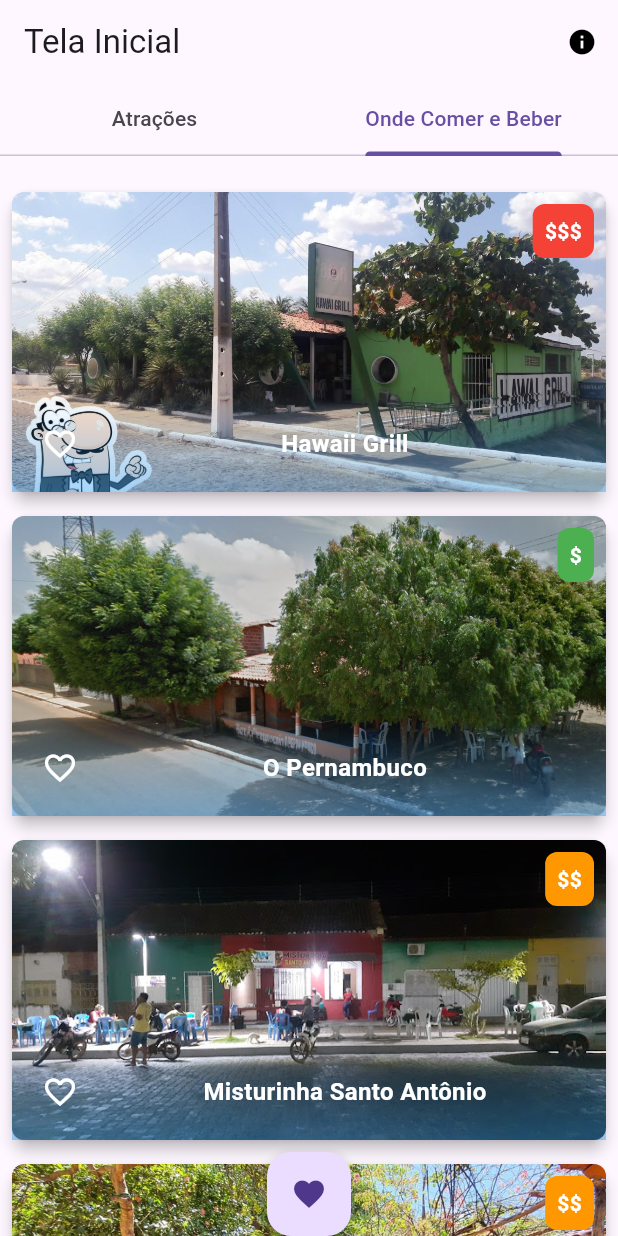
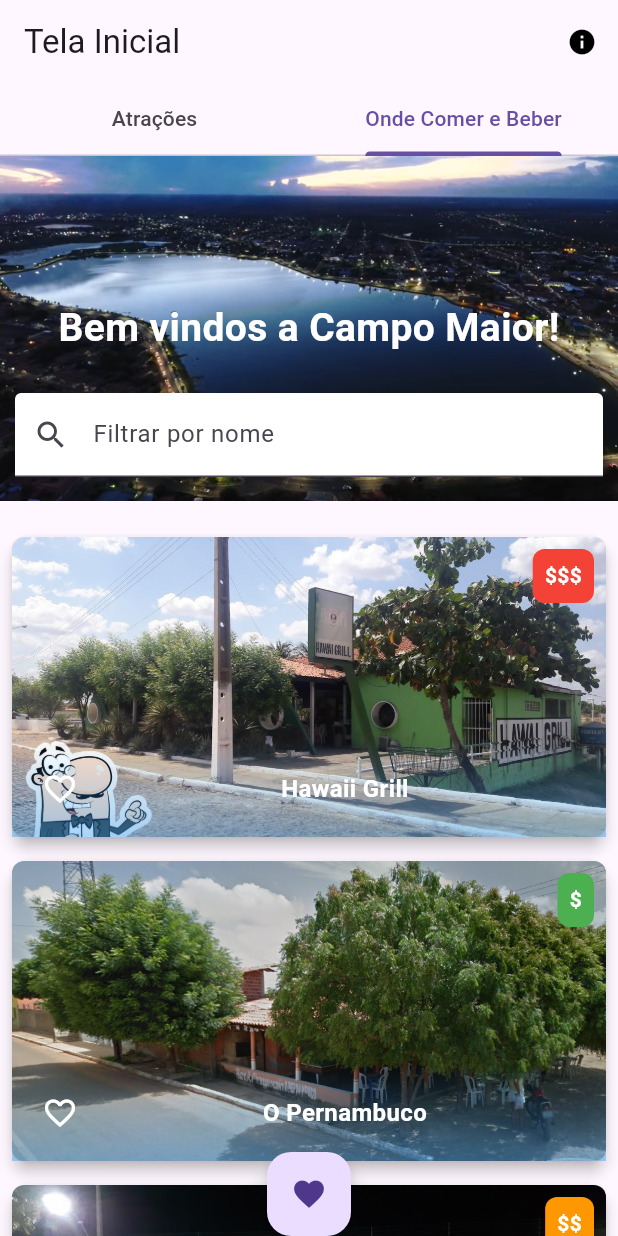
Before and after one commit to rammyres/visitecm, a Flutter app: the screen it shows after launch, tab 2 chosen, on a phone screen of 412 x 824 dp. Run offline on Flutter 3.47's test engine with Material 3 defaults, Android fonts, the phone set to English and light mode, and no system bars; our stand-ins replace carousel_slider, connectivity, google_maps_flutter, shared_preferences.

Commit message:
Correção de bugs, inclusão de atracoes e ajuste na aparência

```diff
--- a/lib/dados/atracoes.dart
+++ b/lib/dados/atracoes.dart
@@ -78,5 +78,36 @@
     ],
     localizacao:
         "https://www.google.com/maps/place/Catedral+de+Santo+Ant%C3%B4nio/@-4.824982,-42.1686443,18.4z/data=!4m6!3m5!1s0x7918c08f52f2249:0xb25d77a30deaf74b!8m2!3d-4.823815!4d-42.1683919!16s%2Fg%2F11b6y0jfj5?entry=ttu",
+  ),
+  Atracao(
+    id: "tur7",
+    nome: "Fazenda Abelheiras ",
+    fotos: [
+      "assets/imagens/tur7_1.png",
+      "assets/imagens/tur7_2.png",
+      "assets/imagens/tur7_3.png",
+    ],
+    descricao: [
+      "A fazenda é uma das mais antigas da região de Campo Maior, com mais de 300 anos de existência. A construção da sede da Fazenda Abelheiras é atribuída ao fidalgo português D. Francisco da Cunha Castelo Branco, que teria fundado diversas fazendas de gado na freguesia de Santo António do Surubim, atual município de Campo Maior 1. A sede foi construída em arquitetura colonial sertaneja de raízes portuguesas no Piauí, que dentre suas características estão o madeiramento do telhado em carnaúba, estruturado sem o auxílio da tesoura e coberto com telhas artesanais e os ladrilhos em barro cozido que formam o assoalho",
+      "A Fazenda Abelheiras é um patrimônio histórico do Piauí e um exemplo da arquitetura colonial sertaneja de raízes portuguesas no Piauí. A fazenda é um lugar de grande importância para a história do estado do Piauí e um ponto turístico imperdível para quem visita a cidade de Campo Maior",
+    ],
+    localizacao:
+        "https://www.google.com/maps/place/4%C2%B055'55.2%22S+42%C2%B003'00.0%22W/@-4.9320105,-42.0525799,1082m/data=!3m2!1e3!4b1!4m4!3m3!8m2!3d-4.9320105!4d-42.050005?entry=ttu",
+  ),
+  Atracao(
+    id: "tur8",
+    nome: "Carne de Sol",
+    fotos: [
+      "assets/imagens/tur8_1.png",
+      "assets/imagens/tur8_2.png",
+      "assets/imagens/tur8_3.png",
+    ],
+    descricao: [
+      "A carne de sol é um prato típico do Nordeste brasileiro, e a cidade de Campo Maior, no Piauí, é famosa por sua tradição no preparo da carne. A carne de sol é um alimento que começou a ser consumido no Brasil ainda no período colonial. Com o tempo, o ingrediente se tornou um patrimônio cultural do município de Campo Maior.",
+      "A cidade tem tradição no preparo da carne há mais de 300 anos, e a Fazenda Abelheiras, uma das primeiras fazendas do Piauí a trabalhar com a criação de gado, existe há 312 anos.Peças inteiras de carne de sol e úberes (mamas das vacas) ficam expostas ao público, consumidor tradicional ou turista. Os clientes, que chegam de todas as partes, preferem adquiri-las com três dias de cura.",
+      "A carne de sol de Campo Maior é um patrimônio cultural do município e uma atração turística imperdível para quem visita a cidade. A alimentação do boi, geralmente alimentado com capim mimoso e a frutinha da carnaúba, é o que traz o sabor diferenciado da carne."
+    ],
+    localizacao:
+        "https://www.google.com/maps/place/Campo+Maior,+PI,+64280-000/@-4.830191,-42.193815,14z/data=!3m1!4b1!4m6!3m5!1s0x7918c12151c6043:0x77c79894c552aebd!8m2!3d-4.8238312!4d-42.1667673!16s%2Fg%2F11bxfw3fgx?entry=ttu",
   )
 ];
--- a/lib/dados/ondecebs.dart
+++ b/lib/dados/ondecebs.dart
@@ -74,8 +74,8 @@
     nome: "Bar do Vicente - Corredores",
     fotos: [
       "assets/imagens/ceb6_1.png",
-      "assets/imagens/ceb5_2.png",
-      "assets/imagens/ceb5_3.png",
+      "assets/imagens/ceb6_2.png",
+      "assets/imagens/ceb6_3.png",
     ],
     descricao: [
       "O Bar é um dos poucos remanscentes do completo de restaurantes e bares da Barragem Corredores.",
--- a/lib/telas/tela_inicial.dart
+++ b/lib/telas/tela_inicial.dart
@@ -245,6 +245,42 @@
       return SingleChildScrollView(
         child: Column(
           children: [
+            Stack(
+              alignment: Alignment.center,
+              children: [
+                Image.asset(
+                  'assets/imagens/tur1_2.png',
+                  fit: BoxFit.cover,
+                ),
+                const Text(
+                  "Bem vindos a Campo Maior!",
+                  style: TextStyle(
+                    fontSize: 26,
+                    fontWeight: FontWeight.bold,
+                    color: Colors.white,
+                  ),
+                ),
+                Positioned(
+                  bottom: 16,
+                  left: 10,
+                  right: 10,
+                  child: TextField(
+                    onChanged: (value) {
+                      setState(() {
+                        filtro = value;
+                      });
+                    },
+                    decoration: const InputDecoration(
+                      labelText: 'Filtrar por nome',
+                      hintText: 'Digite o nome do local',
+                      prefixIcon: Icon(Icons.search),
+                      filled: true,
+                      fillColor: Colors.white,
+                    ),
+                  ),
+                ),
+              ],
+            ),
             const SizedBox(height: 16),
             Column(
               children: ondecebsFiltrados
```
Also changed, not shown: pubspec.yaml (+11 -1 lines), assets/imagens/ceb6_2.png (added), assets/imagens/ceb6_3.png (added), assets/imagens/tur7_1.png (added), assets/imagens/tur7_2.png (added), assets/imagens/tur7_3.png (added), assets/imagens/tur8_1.png (added), assets/imagens/tur8_2.png (added), assets/imagens/tur8_3.png (added), 1 other file.
